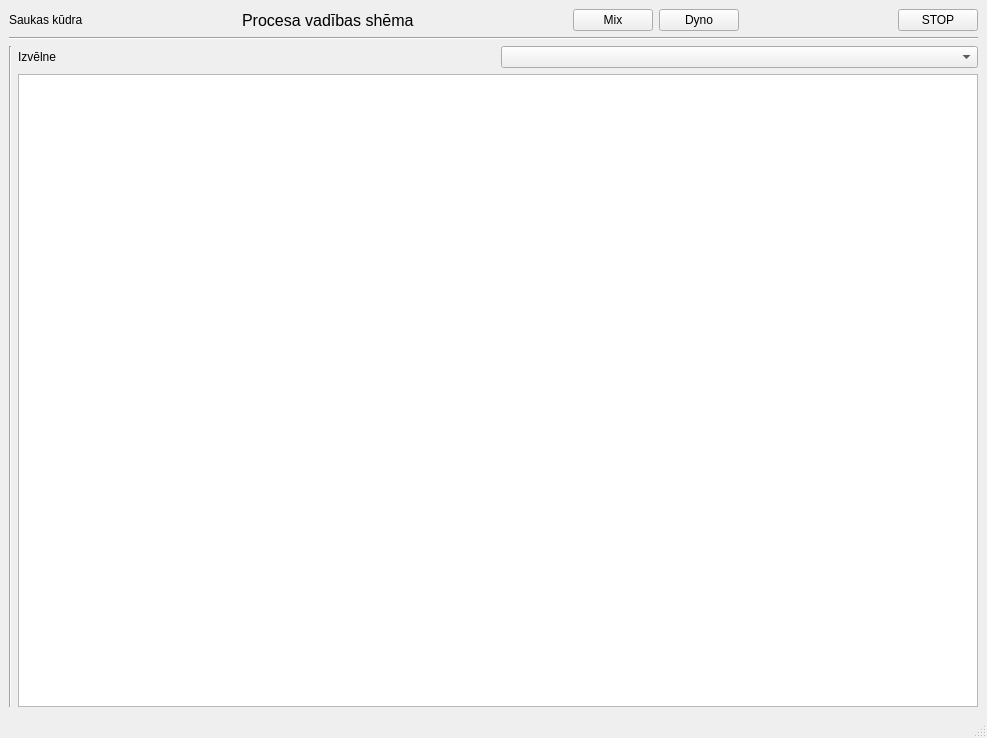
kasarkonic/Sauka1, file mainwindow.ui: the form before one commit.
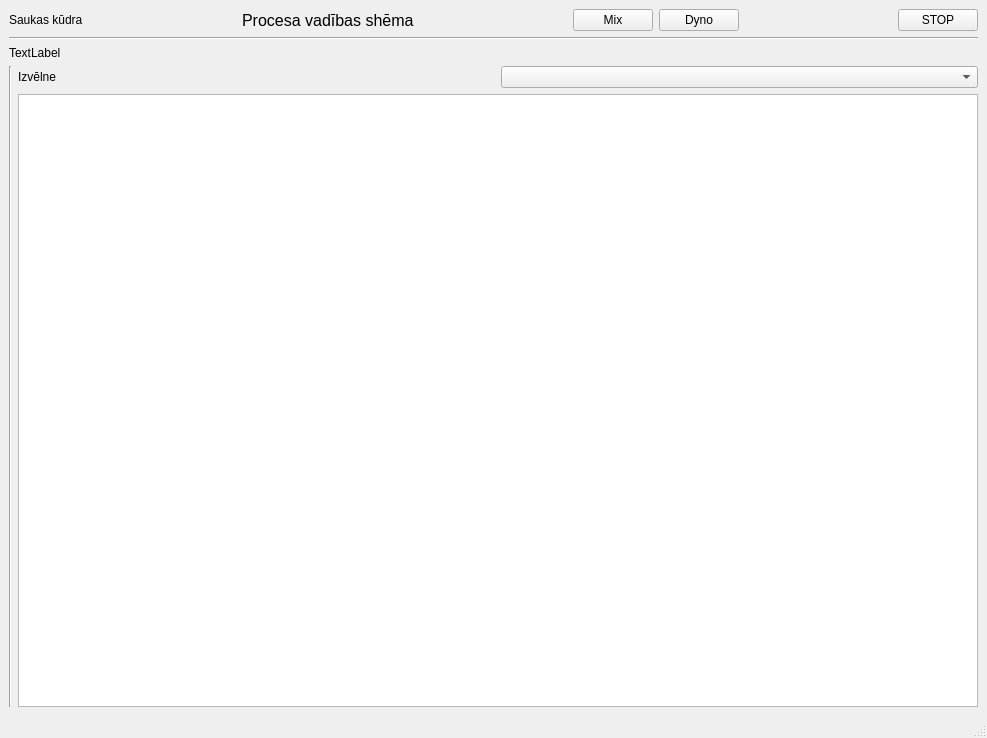
The form after the commit.

```diff
--- a/mainwindow.ui
+++ b/mainwindow.ui
@@ -14,7 +14,7 @@
    <string>MainWindow</string>
   </property>
   <widget class="QWidget" name="centralwidget">
-   <layout class="QVBoxLayout" name="verticalLayout_2" stretch="1,0,25">
+   <layout class="QVBoxLayout" name="verticalLayout_2" stretch="1,0,0,25">
     <item>
      <layout class="QHBoxLayout" name="horizontalLayout" stretch="0,0,0,0,0,0,0,0">
       <item>
@@ -105,6 +105,13 @@
       </property>
      </widget>
     </item>
+    <item>
+     <widget class="QLabel" name="label_2">
+      <property name="text">
+       <string>TextLabel</string>
+      </property>
+     </widget>
+    </item>
     <item>
      <layout class="QHBoxLayout" name="horizontalLayout_2" stretch="8,0,2">
       <item>
```
